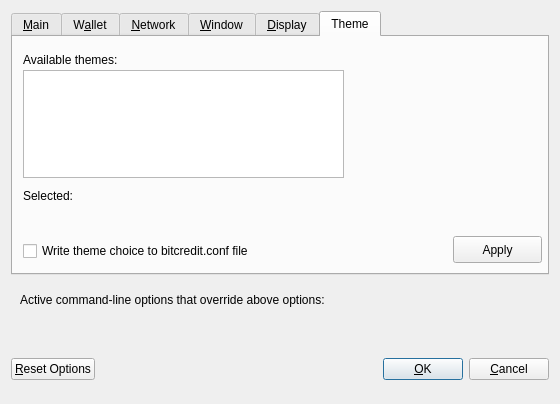
Before: the Qt Designer form src/qt/forms/optionsdialog.ui in thelonecrouton/bitcredit, drawn with Qt 5.
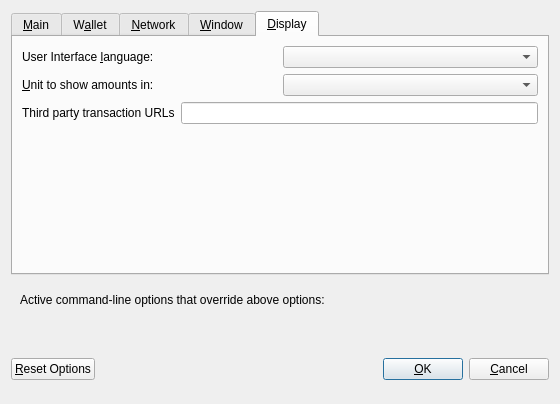
After: the same form once the commit is applied. The open tabs and pages were chosen to show the change. Custom widgets are drawn as their Qt base class.

Commit message: removed inline theming from requestpayment page and removed live theming tab from optionsdialog

What changed in the file:
```diff
--- a/src/qt/forms/optionsdialog.ui
+++ b/src/qt/forms/optionsdialog.ui
@@ -700,98 +700,6 @@
        </item>
       </layout>
      </widget>
-     <widget class="QWidget" name="tab">
-      <attribute name="title">
-       <string>Theme</string>
-      </attribute>
-      <widget class="QLabel" name="label_available_themes">
-       <property name="geometry">
-        <rect>
-         <x>10</x>
-         <y>14</y>
-         <width>411</width>
-         <height>17</height>
-        </rect>
-       </property>
-       <property name="toolTip">
-        <string>Searches your-home-directory/themes folder for stylesheet files</string>
-       </property>
-       <property name="text">
-        <string>Available themes:</string>
-       </property>
-      </widget>
-      <widget class="QPushButton" name="pushButton_apply_theme">
-       <property name="geometry">
-        <rect>
-         <x>440</x>
-         <y>199</y>
-         <width>89</width>
-         <height>27</height>
-        </rect>
-       </property>
-       <property name="toolTip">
-        <string>Apply selected theme</string>
-       </property>
-       <property name="text">
-        <string>Apply</string>
-       </property>
-      </widget>
-      <widget class="QTreeView" name="tree">
-       <property name="geometry">
-        <rect>
-         <x>10</x>
-         <y>33</y>
-         <width>321</width>
-         <height>108</height>
-        </rect>
-       </property>
-       <property name="toolTip">
-        <string>Lists any available stylesheet files - *.qss or *.css - in your-home-directory/themes folder</string>
-       </property>
-      </widget>
-      <widget class="QLabel" name="test">
-       <property name="geometry">
-        <rect>
-         <x>10</x>
-         <y>172</y>
-         <width>321</width>
-         <height>18</height>
-        </rect>
-       </property>
-       <property name="text">
-        <string/>
-       </property>
-       <property name="wordWrap">
-        <bool>true</bool>
-       </property>
-      </widget>
-      <widget class="QLabel" name="label_3">
-       <property name="geometry">
-        <rect>
-         <x>10</x>
-         <y>150</y>
-         <width>141</width>
-         <height>17</height>
-        </rect>
-       </property>
-       <property name="text">
-        <string>Selected:</string>
-       </property>
-      </widget>
-      <widget class="QCheckBox" name="checkBox">
-       <property name="geometry">
-        <rect>
-         <x>10</x>
-         <y>203</y>
-         <width>321</width>
-         <height>22</height>
-        </rect>
-       </property>
-       <property name="text">
-        <string>Write theme choice to bitcredit.conf file</string>
-       </property>
-      </widget>
-     </widget>
     </widget>
    </item>
    <item>
```
Left out of the diff: 2 changed lines with no effect on the pictures. The commit also changes 7 other files.
